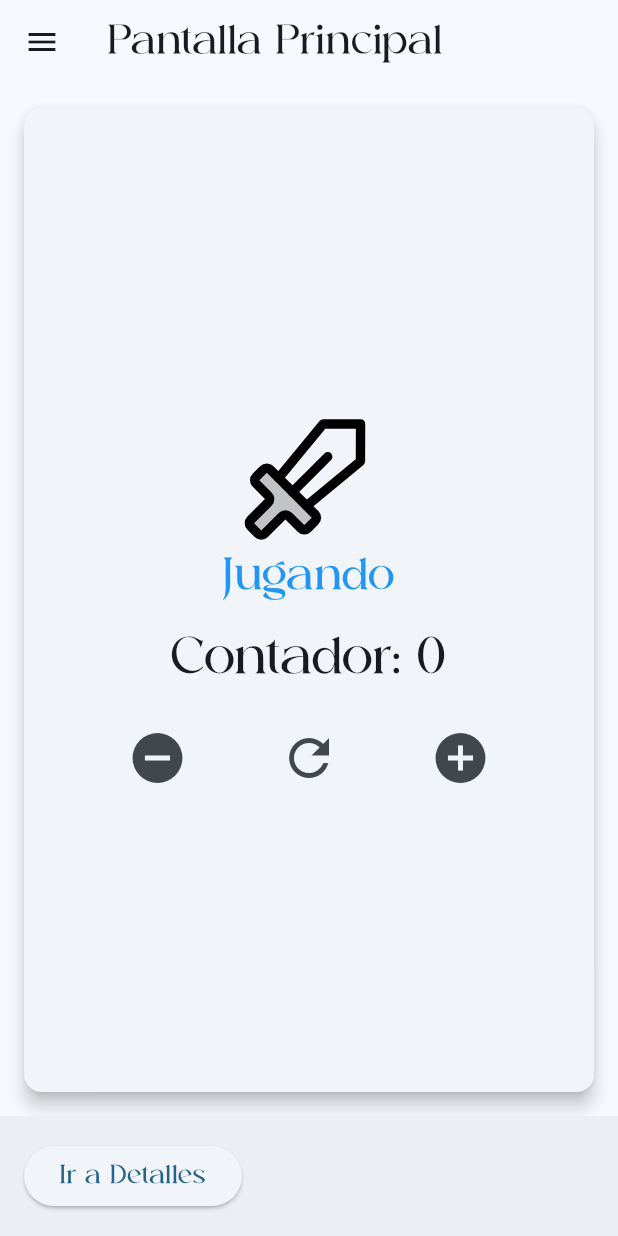
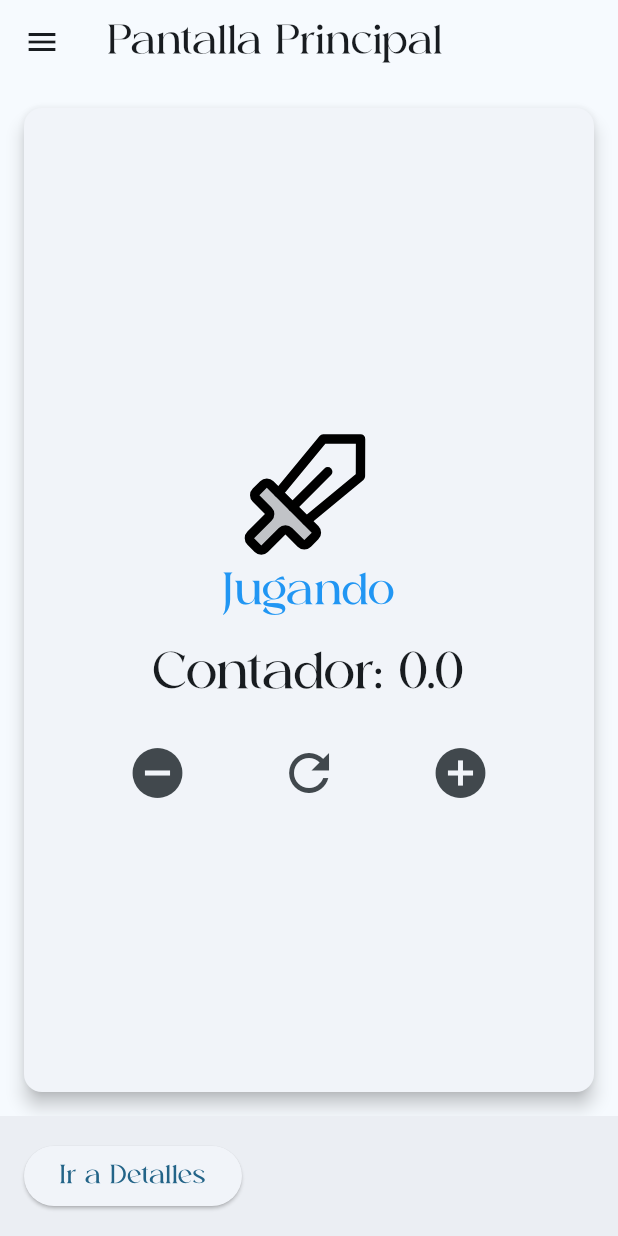
Before and after one commit to RigxorZero/3479A321_2022479012, a Flutter app: the screen it shows after launch, after a tap on the "remove circle" icon, after a tap on the "refresh" icon, on a phone screen of 412 x 824 dp. Run offline on Flutter 3.47's test engine with Material 3 defaults, Android fonts, the light colour scheme and no system bars; our stand-ins replace flutter_svg, logger, shared_preferences, sqflite; accounts and stored records are empty.

Commit message:
Base de datos con fallo
Actualmente realice toda la exportación de librerias, pero no esta funcionando por algún motivo que desconozco

```diff
--- a/lib/main.dart
+++ b/lib/main.dart
@@ -1,14 +1,22 @@
 import 'package:flutter/material.dart';
 import 'package:provider/provider.dart';
 import 'package:logger/logger.dart';
+import 'package:sqflite/sqflite.dart';
 import 'pages/my_home_page.dart';
 import 'pages/detail_screen.dart';
 import 'pages/about_screen.dart';
 import 'pages/audit_screen.dart';
 import 'pages/preferences_screen.dart';
 import 'models/app_data.dart';
+import 'utils/DatabaseHelper.dart';
 
-void main() {
+void main() async {
+
+  WidgetsFlutterBinding.ensureInitialized();
+
+  // Inicializa la base de datos antes de que la app se ejecute
+  await DatabaseHelper.getDatabase();
+
   runApp(
     ChangeNotifierProvider<AppData>(
       create: (context) => AppData(),
--- /dev/null
+++ b/lib/models/auditoria.dart
@@ -0,0 +1,22 @@
+class Auditoria {
+  int id;
+  String accion;
+
+  Auditoria({required this.id, required this.accion});
+
+  // Convierte un objeto Auditoría a un Map para interactuar con la base de datos
+  Map<String, dynamic> toMap() {
+    return {
+      'id': id,
+      'accion': accion,
+    };
+  }
+
+  // Crea una instancia de Auditoría a partir de un Map
+  factory Auditoria.fromMap(Map<String, dynamic> map) {
+    return Auditoria(
+      id: map['id'],
+      accion: map['accion'],
+    );
+  }
+}
--- a/lib/pages/my_home_page.dart
+++ b/lib/pages/my_home_page.dart
@@ -1,9 +1,9 @@
 import 'package:flutter/material.dart';
 import 'package:flutter_svg/flutter_svg.dart';
 import 'package:logger/logger.dart';
-import 'package:provider/provider.dart';
-import '/models/app_data.dart';
 import 'package:shared_preferences/shared_preferences.dart';
+import '../utils/DatabaseHelper.dart';
+import '../models/auditoria.dart';
 
 class MyHomePage extends StatefulWidget {
   const MyHomePage({super.key, required this.title});
@@ -16,33 +16,35 @@ class MyHomePage extends StatefulWidget {
 
 class _MyHomePageState extends State<MyHomePage> {
   var logger = Logger();
-  String _username = '';
-  double _counterValue = 0;
+  String _username = ''; // Variable para almacenar el nombre de usuario
+  double _counterValue = 0; // Variable para almacenar el valor del contador
 
   @override
   void initState() {
     super.initState();
-    _loadPreferences(); // Cargar preferencias al iniciar la pantalla
+    _loadPreferences(); // Cargar las preferencias al iniciar la pantalla
+    _registrarAccion("Acceso a Pantalla Principal");
   }
 
-  // Método para cargar las preferencias
+  // Método para cargar las preferencias desde SharedPreferences
   Future<void> _loadPreferences() async {
     final prefs = await SharedPreferences.getInstance();
     setState(() {
-      _username = prefs.getString('username') ?? '';
-      _counterValue = prefs.getDouble('counter') ?? 0;
+      _username = prefs.getString('username') ?? ''; // Cargar nombre de usuario
+      _counterValue = prefs.getDouble('counter') ?? 0; // Cargar el contador
     });
   }
 
-  @override
-  Widget build(BuildContext context) {
-    // Accede a la instancia de AppData
-    AppData appData = Provider.of<AppData>(context);
-    logger.i("Building MyHomePage widget");
+  // Método para registrar una acción en la base de datos
+  Future<void> _registrarAccion(String accion) async {
+    Auditoria auditoria = Auditoria(id: DateTime.now().millisecondsSinceEpoch, accion: accion);
+    await DatabaseHelper.insertarAccion(auditoria);
+    logger.i("Acción registrada: $accion");
+  }
 
   // Método que retorna el mensaje y el ícono basado en el valor del contador
   Widget _getMessageIcon() {
-      if (appData.counter > 5) {
+    if (_counterValue > 5) {
       return Column(
         children: [
           SvgPicture.asset(
@@ -53,7 +55,7 @@ class _MyHomePageState extends State<MyHomePage> {
           const Text("¡Victoria!", style: TextStyle(fontSize: 24, color: Colors.green)),
         ],
       );
-      } else if (appData.counter < -5) {
+    } else if (_counterValue < -5) {
       return Column(
         children: [
           SvgPicture.asset(
@@ -84,7 +86,7 @@ class _MyHomePageState extends State<MyHomePage> {
         children: [
           ElevatedButton(
             onPressed: () {
-                appData.addAction("Acceso a Pantalla Detalle"); // Registra la acción
+              _registrarAccion("Ir a Pantalla Detalle"); // Registrar acción de navegar
               Navigator.pushNamed(context, '/detail'); // Navega a la pantalla Detalle
             },
             child: const Text("Ir a Detalles"),
@@ -93,6 +95,10 @@ class _MyHomePageState extends State<MyHomePage> {
       ),
     );
   }
+
+  @override
+  Widget build(BuildContext context) {
+    logger.i("Building MyHomePage widget");
 
     return Scaffold(
       appBar: AppBar(
@@ -112,6 +118,7 @@ class _MyHomePageState extends State<MyHomePage> {
               leading: const Icon(Icons.home),
               title: const Text('Inicio'),
               onTap: () {
+                _registrarAccion("Acceso a Pantalla Inicio"); // Registrar acción de acceder a inicio
                 Navigator.pop(context); // Cierra el Drawer
                 Navigator.pushNamed(context, '/'); // Navega a la pantalla de inicio
               },
@@ -120,7 +127,7 @@ class _MyHomePageState extends State<MyHomePage> {
               leading: const Icon(Icons.info),
               title: const Text('Detalle'),
               onTap: () {
-                appData.addAction("Acceso a Pantalla Detalle"); // Registra la acción
+                _registrarAccion("Acceso a Pantalla Detalle"); // Registrar acción de acceder a detalle
                 Navigator.pop(context);
                 Navigator.pushNamed(context, '/detail'); // Navega a la pantalla Detalle
               },
@@ -129,7 +136,7 @@ class _MyHomePageState extends State<MyHomePage> {
               leading: const Icon(Icons.contact_page),
               title: const Text('Sobre'),
               onTap: () {
-                appData.addAction("Acceso a Pantalla Sobre"); // Registra la acción
+                _registrarAccion("Acceso a Pantalla Sobre"); // Registrar acción de acceder a sobre
                 Navigator.pop(context);
                 Navigator.pushNamed(context, '/about'); // Navega a la pantalla Sobre
               },
@@ -138,18 +145,20 @@ class _MyHomePageState extends State<MyHomePage> {
               leading: const Icon(Icons.history),
               title: const Text('Auditoría'),
               onTap: () {
-                appData.addAction("Acceso a Pantalla Auditoría"); // Registra la acción
+                _registrarAccion("Acceso a Pantalla Auditoría"); // Registrar acción de acceder a auditoría
                 Navigator.pop(context);
                 Navigator.pushNamed(context, '/audit'); // Navega a la pantalla Auditoría
               },
             ),
             ListTile(
-              leading: const Icon(Icons.history),
+              leading: const Icon(Icons.settings),
               title: const Text('Preferencias'),
               onTap: () {
-                appData.addAction("Acceso a Pantalla Preferencias"); // Registra la acción
+                _registrarAccion("Acceso a Pantalla Preferencias"); // Registrar acción de acceder a preferencias
                 Navigator.pop(context);
-                Navigator.pushNamed(context, '/preferences'); // Navega a la pantalla preferencias
+                Navigator.pushNamed(context, '/preferences').then((_) {
+                  _loadPreferences(); // Vuelve a cargar las preferencias cuando regrese de la pantalla de preferencias
+                });
               },
             ),
           ],
@@ -164,10 +173,14 @@ class _MyHomePageState extends State<MyHomePage> {
             child: Column(
               mainAxisAlignment: MainAxisAlignment.center,
               children: <Widget>[
-                _getMessageIcon(),
+                // Mostrar mensaje de bienvenida si el nombre de usuario está definido
+                if (_username.isNotEmpty)
+                  Text('Hola $_username', style: const TextStyle(fontSize: 24)),
+                const SizedBox(height: 20),
+                _getMessageIcon(), // Icono que cambia según el valor del contador
                 const SizedBox(height: 20),
                 Text(
-                  'Contador: ${appData.counter}',
+                  'Contador: ${_counterValue.toStringAsFixed(1)}',
                   style: Theme.of(context).textTheme.headlineMedium,
                 ),
                 const SizedBox(height: 20),
@@ -176,19 +189,28 @@ class _MyHomePageState extends State<MyHomePage> {
                   children: [
                     IconButton(
                       onPressed: () {
-                        appData.decrementCounter();
+                        setState(() {
+                          _counterValue--; // Disminuir el contador
+                        });
+                        _registrarAccion("Contador disminuido"); // Registrar acción
                       },
                       icon: const Icon(Icons.remove_circle, size: 40),
                     ),
                     IconButton(
                       onPressed: () {
-                        appData.resetCounter();
+                        setState(() {
+                          _counterValue = 0; // Reiniciar el contador
+                        });
+                        _registrarAccion("Contador reiniciado"); // Registrar acción
                       },
                       icon: const Icon(Icons.refresh, size: 40),
                     ),
                     IconButton(
                       onPressed: () {
-                        appData.incrementCounter();
+                        setState(() {
+                          _counterValue++; // Aumentar el contador
+                        });
+                        _registrarAccion("Contador aumentado"); // Registrar acción
                       },
                       icon: const Icon(Icons.add_circle, size: 40),
                     ),
--- /dev/null
+++ b/lib/utils/DatabaseHelper.dart
@@ -0,0 +1,40 @@
+import 'package:path/path.dart';
+import 'package:sqflite/sqflite.dart';
+import '../models/auditoria.dart';
+
+class DatabaseHelper {
+  static Future<Database> getDatabase() async {
+    final dbPath = await getDatabasesPath();
+    return openDatabase(
+      join(dbPath, 'auditoria.db'),
+      onCreate: (db, version) {
+        return db.execute(
+          'CREATE TABLE auditoria(id INTEGER PRIMARY KEY, accion TEXT)',
+        );
+      },
+      version: 1,
+    );
+  }
+
+  // Insertar una acción
+  static Future<void> insertarAccion(Auditoria auditoria) async {
+    final db = await getDatabase();
+    await db.insert(
+      'auditoria',
+      auditoria.toMap(),
+      conflictAlgorithm: ConflictAlgorithm.replace,
+    );
+  }
+
+  // Obtener todas las acciones
+  static Future<List<Auditoria>> obtenerAcciones() async {
+    final db = await getDatabase();
+    final List<Map<String, dynamic>> maps = await db.query('auditoria');
+    return List.generate(maps.length, (i) {
+      return Auditoria(
+        id: maps[i]['id'],
+        accion: maps[i]['accion'],
+      );
+    });
+  }
+}
--- a/pubspec.yaml
+++ b/pubspec.yaml
@@ -39,6 +39,8 @@ dependencies:
   logger: ^2.4.0
   provider: ^6.1.2
   shared_preferences: ^2.3.2
+  sqflite: ^2.4.0
+  path: ^1.9.0
 
 dev_dependencies:
   flutter_test:
```
Also changed, not shown: lib/pages/audit_screen.dart (+9 -0 lines), pubspec.lock, 1 other file. Lines whose indentation alone changed are shown as unchanged.
